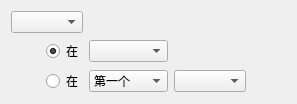
First picture: the form in forms/yearrepeatwidget.ui, repository equation314/Calendar, before the edit.
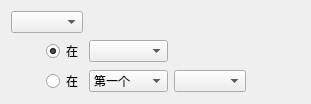
Second picture: the form after the edit.

Diff of the .ui file:
```diff
--- a/forms/yearrepeatwidget.ui
+++ b/forms/yearrepeatwidget.ui
@@ -2,6 +2,14 @@
 <ui version="4.0">
  <class>YearRepeatWidget</class>
  <widget class="QWidget" name="YearRepeatWidget">
+  <property name="geometry">
+   <rect>
+    <x>0</x>
+    <y>0</y>
+    <width>311</width>
+    <height>90</height>
+   </rect>
+  </property>
   <layout class="QGridLayout" name="gridLayout">
    <item row="1" column="1">
     <widget class="QRadioButton" name="radioButton_day">
```
Left out of the diff: 14 changed lines with no effect on the pictures.
